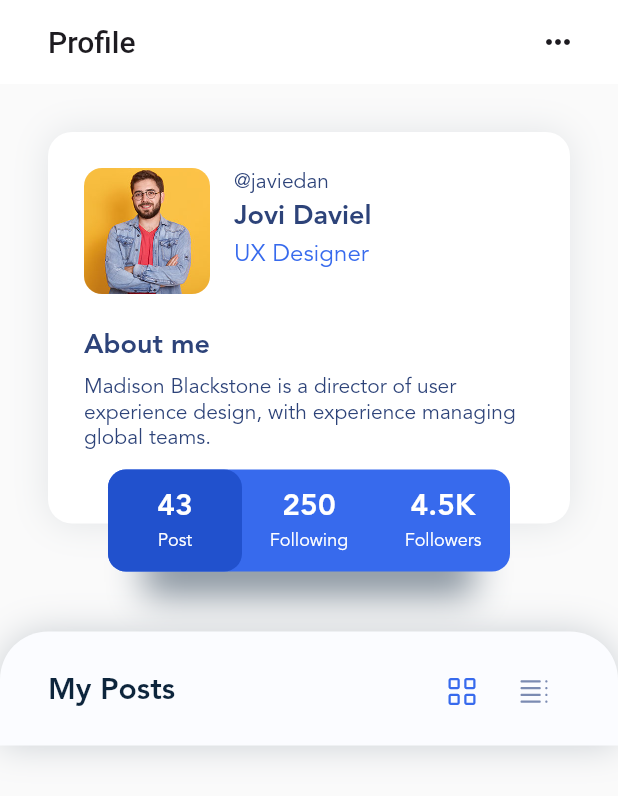
After one commit to ErfanGhasemi2009/blog_club_app, a Flutter app: the screen it shows after launch, on a phone screen of 412 x 824 dp. The commit adds this screen. Shown: the top 796 px of the screen. Run offline on Flutter 3.47's test engine with Material 3 defaults, Android fonts, the light colour scheme and no system bars; our stand-ins replace dotted_border, flutter_svg, smooth_page_indicator, vector_graphics.

Commit message:
add profile screen to the project

```diff
--- a/lib/gen/assets.gen.dart
+++ b/lib/gen/assets.gen.dart
@@ -62,6 +62,9 @@ class $AssetsImgIconsGen {
   AssetGenImage get google =>
       const AssetGenImage('assets/img/icons/Google.png');
 
+  /// File path: assets/img/icons/Grid.svg
+  SvgGenImage get grid => const SvgGenImage('assets/img/icons/Grid.svg');
+
   /// File path: assets/img/icons/Home.png
   AssetGenImage get home => const AssetGenImage('assets/img/icons/Home.png');
 
@@ -74,6 +77,9 @@ class $AssetsImgIconsGen {
   /// File path: assets/img/icons/Search.png
   AssetGenImage get search =>
       const AssetGenImage('assets/img/icons/Search.png');
+
+  /// File path: assets/img/icons/Table.svg
+  SvgGenImage get table => const SvgGenImage('assets/img/icons/Table.svg');
 
   /// File path: assets/img/icons/Thumbs.svg
   SvgGenImage get thumbs => const SvgGenImage('assets/img/icons/Thumbs.svg');
@@ -110,10 +116,12 @@ class $AssetsImgIconsGen {
         articles,
         facebook,
         google,
+        grid,
         home,
         logo,
         menu,
         search,
+        table,
         thumbs,
         twitter,
         category1,
--- a/lib/home.dart
+++ b/lib/home.dart
@@ -44,7 +44,25 @@ class HomeState extends StatelessWidget {
                 height: 16,
               ),
               const _CategoryList(),
-              const _PostList(),
+              Padding(
+                padding: const EdgeInsets.fromLTRB(32, 0, 16, 0),
+                child: Row(
+                  mainAxisAlignment: MainAxisAlignment.spaceBetween,
+                  children: [
+                    Text(
+                      'Lastest News',
+                      style: Theme.of(context).textTheme.headlineMedium,
+                    ),
+                    TextButton(
+                      style: TextButtonTheme.of(context).style,
+                      onPressed: () {},
+                      child: const Text('More',
+                          style: TextStyle(color: MyApp.primaryColor)),
+                    ),
+                  ],
+                ),
+              ),
+              const PostList(),
               const SizedBox(
                 height: 32,
               )
@@ -255,8 +273,8 @@ class _Story extends StatelessWidget {
   }
 }
 
-class _PostList extends StatelessWidget {
-  const _PostList({
+class PostList extends StatelessWidget {
+  const PostList({
     super.key,
   });
   @override
@@ -264,27 +282,9 @@ class _PostList extends StatelessWidget {
     final postList = AppDatabase.posts;
     return Column(
       children: [
-        Padding(
-          padding: const EdgeInsets.fromLTRB(32, 0, 16, 0),
-          child: Row(
-            mainAxisAlignment: MainAxisAlignment.spaceBetween,
-            children: [
-              Text(
-                'Lastest News',
-                style: Theme.of(context).textTheme.headlineMedium,
-              ),
-              TextButton(
-                style: TextButtonTheme.of(context).style,
-                onPressed: () {},
-                child: const Text('More',
-                    style: TextStyle(color: MyApp.primaryColor)),
-              ),
-            ],
-          ),
-        ),
         ListView.builder(
           itemBuilder: (context, index) {
-            return _Post(
+            return Post(
               post: postList[index],
             );
           },
@@ -298,9 +298,9 @@ class _PostList extends StatelessWidget {
   }
 }
 
-class _Post extends StatelessWidget {
+class Post extends StatelessWidget {
   final PostData post;
-  const _Post({
+  const Post({
     super.key,
     required this.post,
   });
--- a/lib/main.dart
+++ b/lib/main.dart
@@ -1,4 +1,6 @@
 import 'package:blog_club_app/article.dart';
+import 'package:blog_club_app/home.dart';
+import 'package:blog_club_app/profileScreen.dart';
 import 'package:blog_club_app/splash.dart';
 import 'package:flutter/cupertino.dart';
 import 'package:flutter/material.dart';
@@ -53,6 +55,12 @@ class MyApp extends StatelessWidget {
             ),
         useMaterial3: false,
         textTheme: const TextTheme(
+          bodyLarge: TextStyle(
+            fontFamily: fontFamilyDefualt,
+                color: secondryTextColor,
+                fontWeight: FontWeight.w700,
+                fontSize: 18
+          ),
 
             bodyMedium: TextStyle(
                 color: secondryTextColor,
@@ -97,7 +105,7 @@ class MyApp extends StatelessWidget {
       //   const Positioned.fill(child: HomeState()),
       //   Positioned(bottom: 0, right: 0, left: 0, child: _BottomNavigation())
       // ]),
-      home: const ArticleScreen(),
+      home: const ProfileScreen(),
     );
   }
 }
--- /dev/null
+++ b/lib/profileScreen.dart
@@ -0,0 +1,256 @@
+import 'package:blog_club_app/data.dart';
+import 'package:blog_club_app/gen/assets.gen.dart';
+import 'package:blog_club_app/home.dart';
+import 'package:flutter/material.dart';
+
+class ProfileScreen extends StatelessWidget {
+  const ProfileScreen({super.key});
+
+  @override
+  Widget build(BuildContext context) {
+    final ThemeData themeData = Theme.of(context);
+    final posts = AppDatabase.posts;
+    return Scaffold(
+      appBar: AppBar(
+        elevation: 0,
+        backgroundColor: themeData.colorScheme.surface,
+        title: const Text('Profile'),
+        actions: [
+          IconButton(
+              onPressed: () {}, icon: const Icon(Icons.more_horiz_rounded)),
+          const SizedBox(
+            width: 16,
+          ),
+        ],
+      ),
+      body: SingleChildScrollView(
+        physics: const BouncingScrollPhysics(),
+        child: Column(
+          crossAxisAlignment: CrossAxisAlignment.start,
+          children: [
+            Stack(
+              children: [
+                Container(
+                    margin: const EdgeInsets.fromLTRB(32, 32, 32, 48),
+                    decoration: BoxDecoration(
+                        borderRadius: BorderRadius.circular(16),
+                        color: themeData.colorScheme.surface,
+                        boxShadow: [
+                          BoxShadow(
+                              blurRadius: 20,
+                              color: themeData.colorScheme.onBackground
+                                  .withOpacity(0.1))
+                        ]),
+                    child: Column(
+                      crossAxisAlignment: CrossAxisAlignment.start,
+                      children: [
+                        Padding(
+                          padding: const EdgeInsets.all(24),
+                          child: Row(
+                            children: [
+                              ClipRRect(
+                                  borderRadius: BorderRadius.circular(12),
+                                  child: Assets.img.stories.story5
+                                      .image(width: 84, height: 84)),
+                              Expanded(
+                                child: Padding(
+                                  padding:
+                                      const EdgeInsets.fromLTRB(16, 0, 16, 16),
+                                  child: Column(
+                                    mainAxisAlignment: MainAxisAlignment.center,
+                                    crossAxisAlignment: CrossAxisAlignment.start,
+                                    children: [
+                                      const Text('@javiedan'),
+                                      const SizedBox(
+                                        height: 4,
+                                      ),
+                                      Text('Jovi Daviel',
+                                          style: themeData.textTheme.bodyLarge),
+                                      const SizedBox(
+                                        height: 4,
+                                      ),
+                                      Text(
+                                        'UX Designer',
+                                        style: themeData.textTheme.bodyLarge!
+                                            .copyWith(
+                                                fontWeight: FontWeight.w400,
+                                                color:
+                                                    themeData.colorScheme.primary,
+                                                fontSize: 16),
+                                      ),
+                                    ],
+                                  ),
+                                ),
+                              ),
+                            ],
+                          ),
+                        ),
+                        Padding(
+                          padding: const EdgeInsets.fromLTRB(24, 0, 24, 32),
+                          child: Column(
+                            crossAxisAlignment: CrossAxisAlignment.start,
+                            children: [
+                              Text(
+                                'About me',
+                                style: themeData.textTheme.bodyLarge,
+                              ),
+                              const SizedBox(
+                                height: 8,
+                              ),
+                              Text(
+                                  'Madison Blackstone is a director of user experience design, with experience managing global teams.',
+                                  style: themeData.textTheme.bodyMedium)
+                            ],
+                          ),
+                        ),
+                        const SizedBox(
+                          height: 16,
+                        )
+                      ],
+                    )),
+                Positioned(
+                    bottom: 0,
+                    right: 96,
+                    left: 96,
+                    child: Container(
+                      height: 32,
+                      decoration: BoxDecoration(boxShadow: [
+                        BoxShadow(
+                            blurRadius: 20,
+                            color: themeData.colorScheme.onBackground
+                                .withOpacity(0.5))
+                      ]),
+                    )),
+                Positioned(
+                  bottom: 16,
+                  right: 72,
+                  left: 72,
+                  child: Container(
+                    height: 68,
+                    decoration: BoxDecoration(
+                        color: themeData.colorScheme.primary,
+                        borderRadius: BorderRadius.circular(12)),
+                    child: Row(
+                      children: [
+                        Expanded(
+                          flex: 1,
+                          child: Container(
+                            decoration: BoxDecoration(
+                                color: const Color(0xff2151CD),
+                                borderRadius: BorderRadius.circular(12)),
+                            child: Column(
+                              mainAxisAlignment: MainAxisAlignment.center,
+                              children: [
+                                Text(
+                                  '43',
+                                  style: TextStyle(
+                                      color: themeData.colorScheme.onPrimary,
+                                      fontSize: 20,
+                                      fontWeight: FontWeight.bold),
+                                ),
+                                const SizedBox(
+                                  height: 4,
+                                ),
+                                Text(
+                                  'Post',
+                                  style: themeData.textTheme.bodySmall!.apply(
+                                      color: themeData.colorScheme.onPrimary),
+                                )
+                              ],
+                            ),
+                          ),
+                        ),
+                        Expanded(
+                          flex: 1,
+                          child: Column(
+                            mainAxisAlignment: MainAxisAlignment.center,
+                            children: [
+                              Text(
+                                '250',
+                                style: TextStyle(
+                                    color: themeData.colorScheme.onPrimary,
+                                    fontSize: 20,
+                                    fontWeight: FontWeight.bold),
+                              ),
+                              const SizedBox(
+                                height: 4,
+                              ),
+                              Text(
+                                'Following',
+                                style: themeData.textTheme.bodySmall!.apply(
+                                    color: themeData.colorScheme.onPrimary),
+                              )
+                            ],
+                          ),
+                        ),
+                        Expanded(
+                          flex: 1,
+                          child: Column(
+                            mainAxisAlignment: MainAxisAlignment.center,
+                            children: [
+                              Text(
+                                '4.5K',
+                                style: TextStyle(
+                                    color: themeData.colorScheme.onPrimary,
+                                    fontSize: 20,
+                                    fontWeight: FontWeight.bold),
+                              ),
+                              const SizedBox(
+                                height: 4,
+                              ),
+                              Text(
+                                'Followers',
+                                style: themeData.textTheme.bodySmall!.apply(
+                                    color: themeData.colorScheme.onPrimary),
+                              )
+                            ],
+                          ),
+                        ),
+                      ],
+                    ),
+                  ),
+                )
+              ],
+            ),
+            const SizedBox(height: 24,),
+            Container(
+              decoration: BoxDecoration(
+                color: themeData.colorScheme.background,
+                boxShadow: [
+                  BoxShadow(
+                    blurRadius: 20,
+                    color: themeData.colorScheme.onBackground.withOpacity(0.2)
+                  )
+                ],
+                borderRadius: const BorderRadius.only(
+                    topLeft: Radius.circular(32), topRight: Radius.circular(32)),
+              ),
+              child: Column(
+                children: [
+                  Padding(
+                    padding: const EdgeInsets.fromLTRB(32, 16, 32, 0),
+                    child: Row(
+                      children: [
+                        Expanded(
+                            child: Text(
+                          'My Posts',
+                          style: themeData.textTheme.headlineMedium,
+                        )),
+                        IconButton(
+                            onPressed: () {}, icon: Assets.img.icons.grid.svg()),
+                        IconButton(
+                            onPressed: () {}, icon: Assets.img.icons.table.svg()),
+                      ],
+                    ),
+                  ),
+                  const PostList(),
+                  const SizedBox(height: 12,)
+                ],
+              ),
+            )
+          ],
+        ),
+      ),
+    );
+  }
+}
```
Also changed, not shown: assets/img/icons/Grid.svg (added), assets/img/icons/Table.svg (added).
